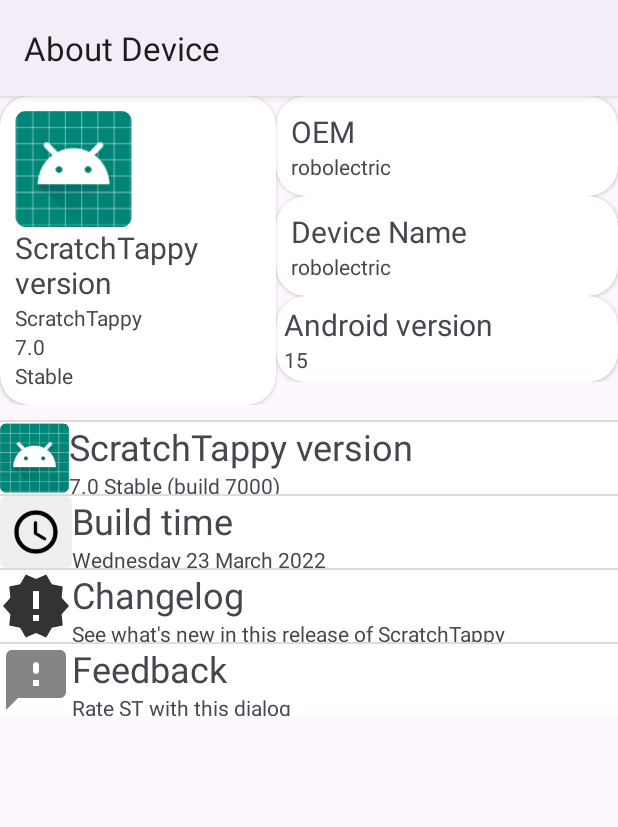
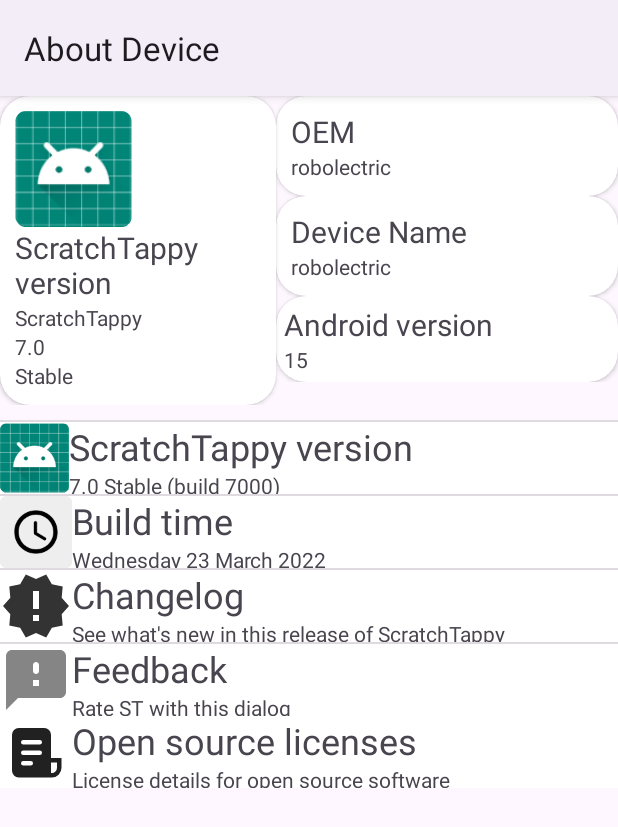
Before and after one commit to jpbandroid/ScratchTappy, an Android app built with Jetpack Compose: the Settings screen opened directly, with no data from a screen before it, on a phone screen of 412 x 824 dp. Shown: the top 827 px of the screen. Run offline under Robolectric (Android 15) with nearby library versions, the phone set to English and light mode, and no system bars; libraries missing offline, so code that uses them is left out: com.afollestad.materialdialogs; Roboto replaces fonts that are not available here.

Commit message:
OSS Licenses accessible

```diff
--- a/app/src/main/java/com/jpb/scratchtappy/Settings.kt
+++ b/app/src/main/java/com/jpb/scratchtappy/Settings.kt
@@ -12,6 +12,7 @@ import androidx.core.content.ContentProviderCompat.requireContext
 import com.afollestad.materialdialogs.MaterialDialog
 import com.afollestad.materialdialogs.customview.customView
 import com.jpb.scratchtappy.UpdaterActivity
+import com.jpb.scratchtappy.oss.licenses.OSSLicense
 
 class Settings : AppCompatActivity() {
     var tap = 0
@@ -43,6 +44,11 @@ class Settings : AppCompatActivity() {
                 customView(R.layout.ratingbardialog)
                 title(R.string.strate)
             }
+        }
+        val oss = findViewById<CardView>(R.id.card2)
+        oss.setOnClickListener {
+            val intent = Intent(applicationContext, OSSLicense::class.java)
+            startActivity(intent)
         }
         val time = findViewById<CardView>(R.id.timecard)
         time.setOnClickListener {
--- /dev/null
+++ b/app/src/main/res/drawable/ic_fluent_receipt_24_filled__2_.xml
@@ -0,0 +1,9 @@
+<vector xmlns:android="http://schemas.android.com/apk/res/android"
+    android:width="24dp"
+    android:height="24dp"
+    android:viewportWidth="24"
+    android:viewportHeight="24">
+  <path
+      android:pathData="M4,6.25A2.25,2.25 0,0 1,6.25 4h8.5A2.25,2.25 0,0 1,17 6.25L17,14h3.5v3.25a3.25,3.25 0,0 1,-3.25 3.25h-11A2.25,2.25 0,0 1,4 18.25v-12ZM17,19h0.25A1.75,1.75 0,0 0,19 17.25L19,15.5h-2L17,19ZM7.75,8a0.75,0.75 0,0 0,0 1.5h5.5a0.75,0.75 0,0 0,0 -1.5h-5.5ZM7.75,11.5a0.75,0.75 0,0 0,0 1.5h5.5a0.75,0.75 0,0 0,0 -1.5h-5.5ZM7.75,15a0.75,0.75 0,0 0,0 1.5h2.5a0.75,0.75 0,0 0,0 -1.5h-2.5Z"
+      android:fillColor="#212121"/>
+</vector>
--- a/app/src/main/res/layout/activity_settings.xml
+++ b/app/src/main/res/layout/activity_settings.xml
@@ -306,6 +306,7 @@
                 android:layout_width="match_parent"
                 android:layout_height="1dp"
                 android:background="?android:attr/listDivider" />
+
             <androidx.cardview.widget.CardView
                 android:id="@+id/card"
                 android:layout_width="match_parent"
@@ -346,6 +347,47 @@
                     </LinearLayout>
                 </LinearLayout>
             </androidx.cardview.widget.CardView>
+
+            <androidx.cardview.widget.CardView
+                android:id="@+id/card2"
+                android:layout_width="match_parent"
+                android:layout_height="match_parent"
+                app:cardCornerRadius="0dp"
+                app:cardElevation="0dp">
+
+                <LinearLayout
+                    android:layout_width="match_parent"
+                    android:layout_height="match_parent"
+                    android:orientation="horizontal">
+
+                    <ImageView
+                        android:id="@+id/imageView10"
+                        android:layout_width="48dp"
+                        android:layout_height="48dp"
+                        android:layout_weight="0"
+                        app:srcCompat="@drawable/ic_fluent_receipt_24_filled__2_" />
+
+                    <LinearLayout
+                        android:layout_width="match_parent"
+                        android:layout_height="match_parent"
+                        android:orientation="vertical">
+
+                        <TextView
+                            android:id="@+id/textView70"
+                            android:layout_width="match_parent"
+                            android:layout_height="wrap_content"
+                            android:text="Open source licenses"
+                            android:textSize="24sp" />
+
+                        <TextView
+                            android:id="@+id/textView71"
+                            android:layout_width="match_parent"
+                            android:layout_height="wrap_content"
+                            android:text="License details for open source software" />
+
+                    </LinearLayout>
+                </LinearLayout>
+            </androidx.cardview.widget.CardView>
         </LinearLayout>
     </ScrollView>
 </androidx.constraintlayout.widget.ConstraintLayout>
--- a/app/src/main/res/layout/fragment_blank14.xml
+++ b/app/src/main/res/layout/fragment_blank14.xml
@@ -120,6 +120,11 @@
                 android:layout_height="wrap_content"
                 android:src="@mipmap/ic_launcher" />
 
+            <TextureView
+                android:id="@+id/textureView"
+                android:layout_width="match_parent"
+                android:layout_height="wrap_content" />
+
         </LinearLayout>
     </ScrollView>
 
```
Also changed, not shown: app/src/main/res/layout/fragment_blank13.xml (+7 -0 lines), app/src/main/res/values/strings.xml (+7 -19 lines).
